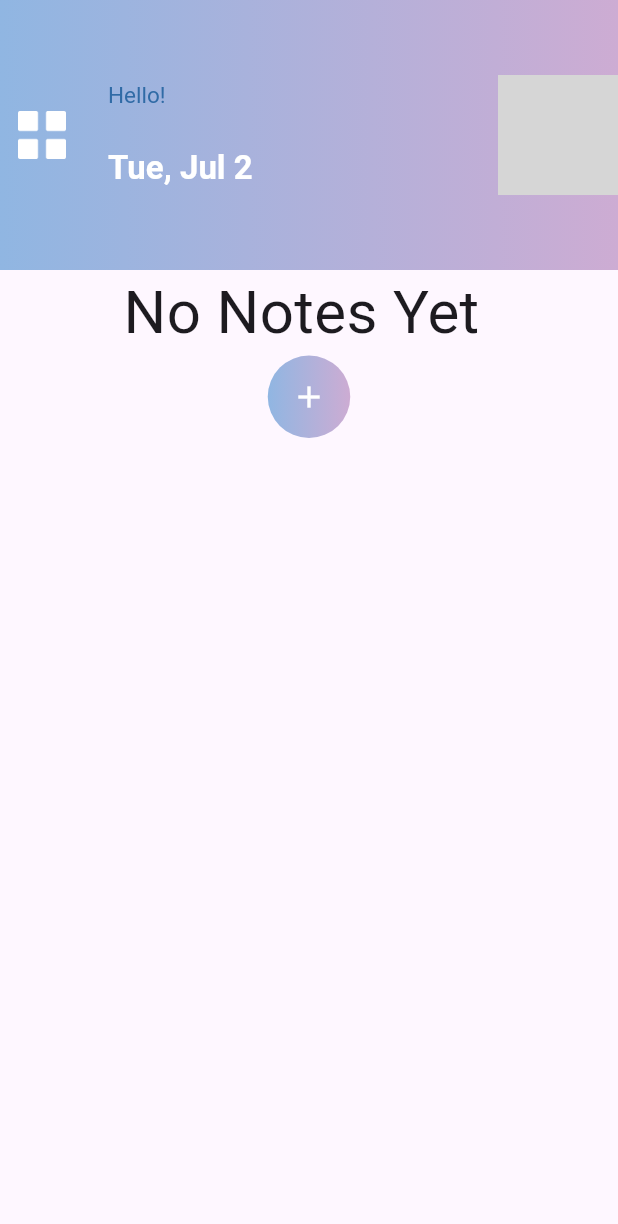
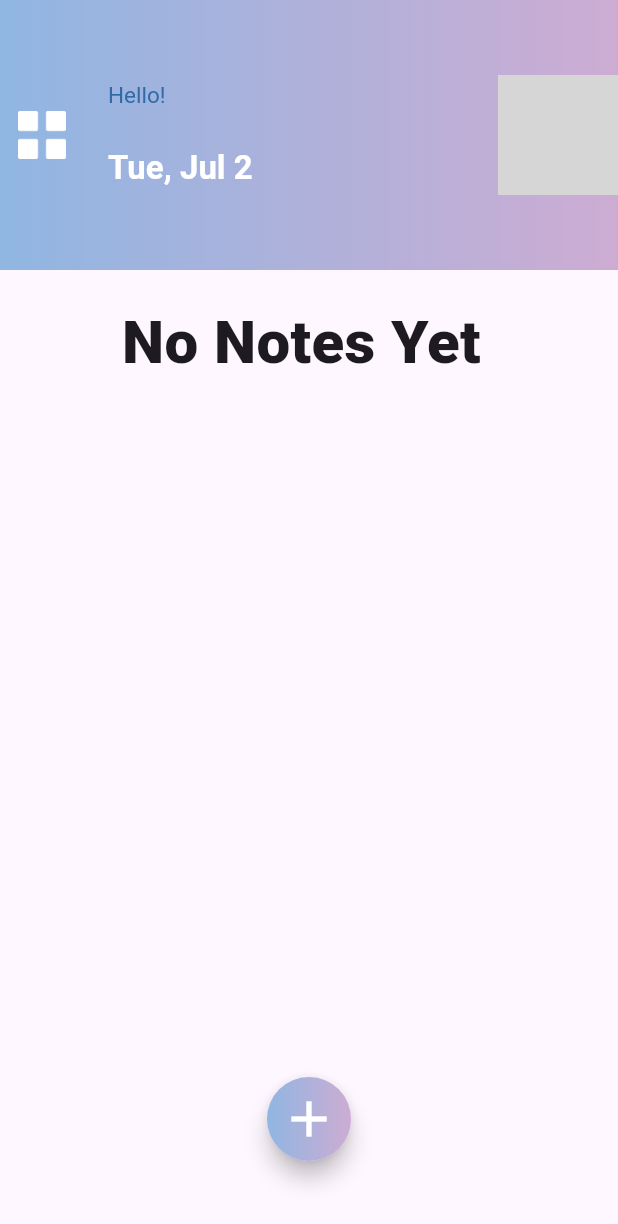
Before and after one commit to Elfouly2004/ToDo_Note, a Flutter app: the homescreen screen opened directly with empty values, on a phone screen of 412 x 824 dp. Shown: the top 1224 px of the screen. Run offline on Flutter 3.47's test engine with Material 3 defaults, Android fonts, the phone set to English and light mode, and no system bars; our stand-ins replace hive, image_picker; accounts and stored records are empty; grey boxes are pictures that could not be loaded.

```diff
--- a/lib/core/features/Home/homescreen.dart
+++ b/lib/core/features/Home/homescreen.dart
@@ -6,26 +6,35 @@ import 'package:intl/intl.dart';
 import 'package:todo/core/features/Home/widgets/homebody.dart';
 import '../Tasks/model/model.dart';
 import '../Tasks/widgets/addtask.dart';
+import 'package:flutter/cupertino.dart';
 
 class homescreen extends StatefulWidget {
   String name="";
   final String photo;
+  final  SelectedDate1;
+  final  SelectedDate2;
 
-  homescreen( this.name,{required this.photo});
+
+  homescreen( this.name,{required this.photo,required this.SelectedDate1,required this.SelectedDate2});
 
   @override
-  State<homescreen> createState() => _homescreenState(this.name,this.photo);
+  State<homescreen> createState() => _homescreenState(this.name,this.photo,this.SelectedDate1,this.SelectedDate2);
 }
 
 class _homescreenState extends State<homescreen> {
   String name="";
   final String photo;
-
-  _homescreenState(this.name, this.photo);
+  final  SelectedDate1;
+  final  SelectedDate2;
+  _homescreenState(this.name, this.photo, this.SelectedDate1,this.SelectedDate2);
   @override
   Widget build(BuildContext context) {
 
     return Scaffold(
+
+      floatingActionButtonLocation: FloatingActionButtonLocation.centerFloat,
+
+
       appBar: AppBar(
 
 
@@ -168,45 +177,61 @@ class _homescreenState extends State<homescreen> {
 
 
       body: Column(
-        // crossAxisAlignment: CrossAxisAlignment.center,
+
         children: [
 
-          writenote.isEmpty? const Text("No Notes Yet ",
-            style: TextStyle(fontSize: 40),): homebody(),
+             SizedBox(height: 20,),
+
+
+          writenote.isEmpty? Expanded(
+            child: const Text("No Notes Yet ",
+              style: TextStyle(fontSize: 40,fontWeight: FontWeight.w900),),
+          ):
+          homebody(startDate: SelectedDate1,endDate: SelectedDate2,),
 
 
 
 
-          Padding(
-            padding:  EdgeInsets.only( bottom:60),
-            child: Center(
-              child: GestureDetector(
-                onTap:  () {
+
+
+
+          Center(
+            child: Padding(
+              padding: const EdgeInsets.only(bottom: 50),
+              child: FloatingActionButton(
+
+                shape: RoundedRectangleBorder(
+                      borderRadius: BorderRadius.circular(30)
+                ),
+
+                onPressed:  () {
                setState(() {
                  Navigator.push(context, MaterialPageRoute(builder: (context) {
                    return addtask(
                      photo: photo,
                      name,
 
+
                    );
                  },));
                });
                 },
+
                 child: Container(
-                  width: 55,
-                  height: 55,
-                  decoration: BoxDecoration(
-                    shape: BoxShape.circle,
-                    gradient: LinearGradient(colors: [
-                      AppColors.blue,
-                      AppColors.move
-                    ])
-                  ),
+                  width: 60,
+                  height: 60,
                   child: Icon(
                     Icons.add,
-                    color: Colors.white,
+                    size: 40,
+                    color:  Color(0xffFFFFFF),
+                  ),
+                  decoration: BoxDecoration(
+                      shape: BoxShape.circle,
+                      gradient: LinearGradient(colors: [ AppColors.blue,
+                        AppColors.move,])
                   ),
                 ),
+
               ),
             ),
           )
--- a/lib/core/utils/Appcolors.dart
+++ b/lib/core/utils/Appcolors.dart
@@ -8,6 +8,8 @@ class AppColors{
   static const Color    camera = Color(0xff87B5E3);
   static const Color    Yourname = Color(0xff6E6A7C);
   static const Color    hello = Color(0xff306BA6);
+  static const Color    white = Color(0xffFFFFFF);
+
 
 
 
--- a/lib/main.dart
+++ b/lib/main.dart
@@ -1,12 +1,7 @@
 import 'package:flutter/material.dart';
-import 'package:hive_flutter/adapters.dart';
-import 'package:todo/core/utils/Apptexts.dart';
-
 import 'core/features/Boarding/onBoarding.dart';
 
 void main() async{
-  await Hive.initFlutter();
-  await Hive.openBox(AppTexts.NotesBox);
   runApp(const MyApp());
 }
 
@@ -20,6 +15,7 @@ class MyApp extends StatelessWidget {
       title: 'ToDo App',
       debugShowCheckedModeBanner: false,
       home: onboarding(),
+      // theme: ThemeData(primarySwatch: Colors.blue),
     );
   }
 }
--- a/pubspec.yaml
+++ b/pubspec.yaml
@@ -42,6 +42,7 @@ dependencies:
   hive: ^2.2.3
   hive_flutter: ^1.1.0
   flutter_bloc: ^8.1.5
+  simple_gradient_text: ^1.3.0
 
 
 dev_dependencies:
```
Also changed, not shown: lib/core/features/Home/widgets/homebody.dart (+8 -5 lines), lib/core/features/Tasks/widgets/addtask.dart (+33 -14 lines), lib/core/features/regester/regester.dart (+7 -7 lines), lib/core/features/Tasks/data/data.dart (deleted), pubspec.lock.
